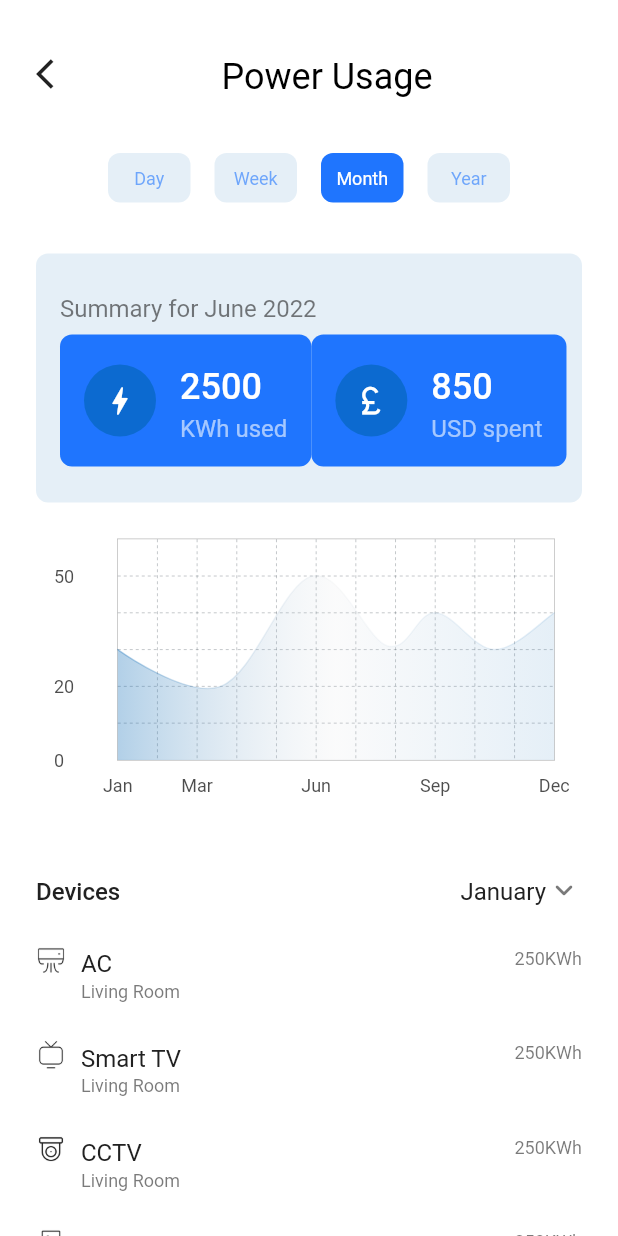
After one commit to Mastersam07/smarty, a Flutter app: the StatsHomeScreen screen opened by its route, on a phone screen of 412 x 824 dp. The commit adds this screen. Run offline on Flutter 3.47's test engine with Material 2 defaults, Android fonts, the phone set to English and light mode, and no system bars; drawn by our look-alikes of fl_chart; our stand-ins replace dots_indicator, flutter_native_splash, google_fonts, pin_code_fields, sleek_circular_slider; Roboto replaces fonts that are missing (Heebo).

Commit message:
:sparkles: feat: stats view
qa

```diff
--- a/lib/core/navigation/route.dart
+++ b/lib/core/navigation/route.dart
@@ -7,6 +7,7 @@ const String loginRoute = '/login';
 const String registerRoute = '/register';
 const String otpRoute = '/otp';
 const String routineRoute = '/routine';
+const String statsRoute = '/stats';
 const String lightRoute = '/light';
 const String acRoute = '/ac';
 const String smartTvRoute = '/smartTv';
--- a/lib/core/navigation/router.dart
+++ b/lib/core/navigation/router.dart
@@ -5,6 +5,7 @@ import 'package:flutter/material.dart';
 import 'package:smarty/core/navigation/route.dart';
 import 'package:smarty/features/devices/presentation/views/tv.dart';
 import 'package:smarty/features/login/presentation/views/login.dart';
+import 'package:smarty/features/stats/presentation/views/stats_home.dart';
 
 import '../../features/app_home.dart';
 import '../../features/devices/domain/models/devices.dart';
@@ -65,6 +66,12 @@ abstract class AppRouter {
           view: SmartTvScreen(device: settings.arguments as Device),
         );
 
+      case statsRoute:
+        return getPageRoute(
+          settings: settings,
+          view: const StatsHomeScreen(),
+        );
+
       default:
         return getPageRoute(
           settings: settings,
--- a/lib/features/app_home.dart
+++ b/lib/features/app_home.dart
@@ -3,6 +3,7 @@ import 'package:flutter/material.dart';
 import 'devices/presentation/views/device_home.dart';
 import 'home/presentation/views/home.dart';
 import 'routine/presentation/views/routine_home.dart';
+import 'stats/presentation/views/stats_home.dart';
 import 'voice/presentation/views/voice_home.dart';
 
 class Dashboard extends StatefulWidget {
@@ -22,7 +23,7 @@ class _DashboardState extends State<Dashboard>
     DevicesScreen(),
     VoiceHomeScreen(),
     RoutineHomeScreen(),
-    Center(child: Text('Stats')),
+    StatsHomeScreen(),
   ];
 
   @override
--- a/lib/features/devices/presentation/views/ac.dart
+++ b/lib/features/devices/presentation/views/ac.dart
@@ -69,7 +69,7 @@ class _AcScreenState extends State<AcScreen> {
                     crossAxisAlignment: CrossAxisAlignment.start,
                     children: [
                       Text(
-                        'Temoerature',
+                        'Temperature',
                         style: TextStyles.body
                             .copyWith(color: SmartyColors.grey60),
                       ),
--- a/lib/features/home/presentation/widgets/summary_header.dart
+++ b/lib/features/home/presentation/widgets/summary_header.dart
@@ -73,7 +73,7 @@ class SummaryHeader extends StatelessWidget {
               Row(
                 children: [
                   Icon(
-                    Icons.lightbulb_outlined,
+                    Icons.bolt_sharp,
                     size: 24,
                     color: SmartyColors.tertiary,
                   ),
--- /dev/null
+++ b/lib/features/stats/presentation/views/stats_home.dart
@@ -0,0 +1,519 @@
+import 'package:fl_chart/fl_chart.dart';
+import 'package:flutter/material.dart';
+import 'package:smarty/core/navigation/navigator.dart';
+import 'package:smarty/features/devices/domain/models/devices.dart';
+import 'package:smarty/utils/enums.dart';
+
+import '../../../../res/res.dart';
+
+class StatsHomeScreen extends StatefulWidget {
+  const StatsHomeScreen({Key? key}) : super(key: key);
+
+  @override
+  State<StatsHomeScreen> createState() => _StatsHomeScreenState();
+}
+
+class _StatsHomeScreenState extends State<StatsHomeScreen>
+    with TickerProviderStateMixin {
+  late TabController _controller;
+  int _selectedIndex = 2;
+
+  @override
+  void initState() {
+    super.initState();
+    _controller =
+        TabController(length: 4, vsync: this, initialIndex: _selectedIndex);
+  }
+
+  @override
+  Widget build(BuildContext context) {
+    return Scaffold(
+      body: SingleChildScrollView(
+        child: Padding(
+          padding: const EdgeInsets.symmetric(horizontal: 24),
+          child: Column(
+            crossAxisAlignment: CrossAxisAlignment.start,
+            children: [
+              SizedBox(height: 32 + MediaQuery.of(context).padding.top),
+              Row(
+                children: [
+                  if (AppNavigator.canPop)
+                    GestureDetector(
+                      onTap: () => AppNavigator.pop(),
+                      child: const Icon(Icons.arrow_back_ios),
+                    ),
+                  Expanded(
+                    child: Center(
+                      child: Text(
+                        'Power Usage',
+                        style: TextStyles.headline4,
+                      ),
+                    ),
+                  ),
+                ],
+              ),
+              const SizedBox(height: 36),
+              Center(
+                child: TabBar(
+                    controller: _controller,
+                    padding: EdgeInsets.zero,
+                    indicatorPadding: EdgeInsets.zero,
+                    labelPadding: const EdgeInsets.symmetric(horizontal: 8),
+                    isScrollable: true,
+                    onTap: (int v) {
+                      setState(() {
+                        _selectedIndex = v;
+                        _controller.index = v;
+                      });
+                    },
+                    indicatorColor: Colors.transparent,
+                    tabs: [
+                      Container(
+                        width: 55,
+                        padding: const EdgeInsets.symmetric(vertical: 8),
+                        decoration: BoxDecoration(
+                          color: _selectedIndex == 0
+                              ? SmartyColors.primary
+                              : SmartyColors.secondary10,
+                          borderRadius: BorderRadius.circular(8),
+                        ),
+                        child: Center(
+                          child: Text(
+                            'Day',
+                            style: TextStyles.subtitle.copyWith(
+                                color: _selectedIndex == 0
+                                    ? SmartyColors.tertiary
+                                    : SmartyColors.primary60),
+                          ),
+                        ),
+                      ),
+                      Container(
+                        width: 55,
+                        padding: const EdgeInsets.symmetric(vertical: 8),
+                        decoration: BoxDecoration(
+                          color: _selectedIndex == 1
+                              ? SmartyColors.primary
+                              : SmartyColors.secondary10,
+                          borderRadius: BorderRadius.circular(8),
+                        ),
+                        child: Center(
+                          child: Text(
+                            'Week',
+                            style: TextStyles.subtitle.copyWith(
+                                color: _selectedIndex == 1
+                                    ? SmartyColors.tertiary
+                                    : SmartyColors.primary60),
+                          ),
+                        ),
+                      ),
+                      Container(
+                        width: 55,
+                        padding: const EdgeInsets.symmetric(vertical: 8),
+                        decoration: BoxDecoration(
+                          color: _selectedIndex == 2
+                              ? SmartyColors.primary
+                              : SmartyColors.secondary10,
+                          borderRadius: BorderRadius.circular(8),
+                        ),
+                        child: Center(
+                          child: Text(
+                            'Month',
+                            style: TextStyles.subtitle.copyWith(
+                                color: _selectedIndex == 2
+                                    ? SmartyColors.tertiary
+                                    : SmartyColors.primary60),
+                          ),
+                        ),
+                      ),
+                      Container(
+                        width: 55,
+                        padding: const EdgeInsets.symmetric(vertical: 8),
+                        decoration: BoxDecoration(
+                          color: _selectedIndex == 3
+                              ? SmartyColors.primary
+                              : SmartyColors.secondary10,
+                          borderRadius: BorderRadius.circular(8),
+                        ),
+                        child: Center(
+                          child: Text(
+                            'Year',
+                            style: TextStyles.subtitle.copyWith(
+                                color: _selectedIndex == 3
+                                    ? SmartyColors.tertiary
+                                    : SmartyColors.primary60),
+                          ),
+                        ),
+                      ),
+                    ]),
+              ),
+              const SizedBox(height: 32),
+              Container(
+                padding:
+                    const EdgeInsets.symmetric(vertical: 24, horizontal: 16),
+                decoration: BoxDecoration(
+                  color: SmartyColors.secondary10,
+                  borderRadius: BorderRadius.circular(8),
+                ),
+                child: Column(
+                  crossAxisAlignment: CrossAxisAlignment.start,
+                  children: [
+                    Text(
+                      'Summary for June 2022',
+                      style:
+                          TextStyles.body.copyWith(color: SmartyColors.grey60),
+                    ),
+                    const SizedBox(height: 8),
+                    Row(
+                      mainAxisAlignment: MainAxisAlignment.spaceBetween,
+                      children: [
+                        Container(
+                          padding: const EdgeInsets.all(16),
+                          decoration: BoxDecoration(
+                            color: SmartyColors.primary,
+                            borderRadius: BorderRadius.circular(8),
+                          ),
+                          child: Row(
+                            mainAxisAlignment: MainAxisAlignment.center,
+                            children: [
+                              CircleAvatar(
+                                radius: 24,
+                                backgroundColor: SmartyColors.secondary60,
+                                child: Icon(
+                                  Icons.bolt_outlined,
+                                  color: SmartyColors.tertiary,
+                                ),
+                              ),
+                              const SizedBox(width: 16),
+                              Column(
+                                crossAxisAlignment: CrossAxisAlignment.start,
+                                children: [
+                                  Text(
+                                    '2500',
+                                    style: TextStyles.headline4.copyWith(
+                                        color: SmartyColors.tertiary,
+                                        fontWeight: FontWeight.w500),
+                                  ),
+                                  Text(
+                                    'KWh used',
+                                    style: TextStyles.body.copyWith(
+                                      color: SmartyColors.tertiary60,
+                                    ),
+                                  ),
+                                ],
+                              )
+                            ],
+                          ),
+                        ),
+                        Container(
+                          padding: const EdgeInsets.all(16),
+                          decoration: BoxDecoration(
+                            color: SmartyColors.primary,
+                            borderRadius: BorderRadius.circular(8),
+                          ),
+                          child: Row(
+                            mainAxisAlignment: MainAxisAlignment.center,
+                            children: [
+                              CircleAvatar(
+                                radius: 24,
+                                backgroundColor: SmartyColors.secondary60,
+                                child: Icon(
+                                  Icons.currency_pound_sharp,
+                                  color: SmartyColors.tertiary,
+                                ),
+                              ),
+                              const SizedBox(width: 16),
+                              Column(
+                                crossAxisAlignment: CrossAxisAlignment.start,
+                                children: [
+                                  Text(
+                                    '850',
+                                    style: TextStyles.headline4.copyWith(
+                                        color: SmartyColors.tertiary,
+                                        fontWeight: FontWeight.w500),
+                                  ),
+                                  Text(
+                                    'USD spent',
+                                    style: TextStyles.body.copyWith(
+                                      color: SmartyColors.tertiary60,
+                                    ),
+                                  ),
+                                ],
+                              )
+                            ],
+                          ),
+                        ),
+                      ],
+                    )
+                  ],
+                ),
+              ),
+              const LineChartSample2(),
+              const SizedBox(height: 32),
+              Row(
+                mainAxisAlignment: MainAxisAlignment.spaceBetween,
+                children: [
+                  Text(
+                    'Devices',
+                    style: TextStyles.body.copyWith(
+                        color: SmartyColors.grey, fontWeight: FontWeight.w500),
+                  ),
+                  Row(
+                    children: [
+                      Text(
+                        'January',
+                        style: TextStyles.body.copyWith(
+                          color: SmartyColors.grey,
+                        ),
+                      ),
+                      Icon(
+                        Icons.keyboard_arrow_down_rounded,
+                        color: SmartyColors.grey60,
+                      )
+                    ],
+                  )
+                ],
+              ),
+              const SizedBox(height: 25),
+              MediaQuery.removePadding(
+                context: context,
+                removeTop: true,
+                child: ListView.separated(
+                  shrinkWrap: true,
+                  physics: const NeverScrollableScrollPhysics(),
+                  separatorBuilder: (_, __) => const SizedBox(height: 24),
+                  itemBuilder: (context, index) => Row(
+                    mainAxisAlignment: MainAxisAlignment.spaceBetween,
+                    crossAxisAlignment: CrossAxisAlignment.start,
+                    children: [
+                      Row(
+                        crossAxisAlignment: CrossAxisAlignment.start,
+                        children: [
+                          Image.asset(
+                            devices[index].type.icon!,
+                            width: 20,
+                            height: 20,
+                          ),
+                          const SizedBox(width: 10),
+                          Column(
+                            crossAxisAlignment: CrossAxisAlignment.start,
+                            children: [
+                              Text(
+                                devices[index].name!,
+                                style: TextStyles.body.copyWith(
+                                  color: SmartyColors.grey,
+                                ),
+                              ),
+                              Text(
+                                'Living Room',
+                                style: TextStyles.subtitle.copyWith(
+                                  color: SmartyColors.grey60,
+                                ),
+                              )
+                            ],
+                          ),
+                        ],
+                      ),
+                      Text(
+                        '250KWh',
+                        style: TextStyles.subtitle.copyWith(
+                          color: SmartyColors.grey60,
+                        ),
+                      ),
+                    ],
+                  ),
+                  itemCount: devices.length,
+                ),
+              )
+            ],
+          ),
+        ),
+      ),
+    );
+  }
+}
+
+class LineChartSample2 extends StatefulWidget {
+  const LineChartSample2({Key? key}) : super(key: key);
+
+  @override
+  _LineChartSample2State createState() => _LineChartSample2State();
+}
+
+class _LineChartSample2State extends State<LineChartSample2> {
+  List<Color> gradientColors = [
+    const Color(0xFF0063B2).withOpacity(0.3),
+    const Color(0xFFD5D7DA).withOpacity(0.1),
+    const Color(0xFF0063B2).withOpacity(0.1)
+  ];
+
+  bool showAvg = false;
+
+  @override
+  Widget build(BuildContext context) {
+    return Stack(
+      children: <Widget>[
+        AspectRatio(
+          aspectRatio: 1.70,
+          child: Padding(
+            padding: const EdgeInsets.only(
+                right: 18.0, left: 12.0, top: 24, bottom: 12),
+            child: LineChart(mainData()),
+          ),
+        ),
+      ],
+    );
+  }
+
+  Widget bottomTitleWidgets(double value, TitleMeta meta) {
+    TextStyle style = TextStyle(
+      color: SmartyColors.grey80,
+      fontWeight: FontWeight.w400,
+      fontSize: 12,
+    );
+    Widget text;
+    switch (value.toInt()) {
+      case 0:
+        text = Text('Jan', style: style);
+        break;
+      case 2:
+        text = Text('Mar', style: style);
+        break;
+      case 5:
+        text = Text('Jun', style: style);
+        break;
+      case 8:
+        text = Text('Sep', style: style);
+        break;
+      case 11:
+        text = Text('Dec', style: style);
+        break;
+      default:
+        text = Text('', style: style);
+        break;
+    }
+
+    return SideTitleWidget(
+      axisSide: meta.axisSide,
+      space: 8.0,
+      child: text,
+    );
+  }
+
+  Widget leftTitleWidgets(double value, TitleMeta meta) {
+    TextStyle style = TextStyle(
+      color: SmartyColors.grey80,
+      fontWeight: FontWeight.w400,
+      fontSize: 12,
+    );
+    String text;
+    switch (value.toInt()) {
+      case 0:
+        text = '0';
+        break;
+      case 2:
+        text = '20';
+        break;
+      case 5:
+        text = '50';
+        break;
+      default:
+        return Container();
+    }
+
+    return Text(text, style: style, textAlign: TextAlign.left);
+  }
+
+  LineChartData mainData() {
+    return LineChartData(
+      gridData: FlGridData(
+        show: true,
+        drawVerticalLine: true,
+        horizontalInterval: 1,
+        verticalInterval: 1,
+        getDrawingHorizontalLine: (value) {
+          return FlLine(
+            color: const Color(0xff37434d),
+            strokeWidth: 0.2,
+            dashArray: [2, 2],
+          );
+        },
+        getDrawingVerticalLine: (value) {
+          return FlLine(
+            color: const Color(0xff37434d),
+            strokeWidth: 0.2,
+            dashArray: [2, 2],
+          );
+        },
+      ),
+      titlesData: FlTitlesData(
+        show: true,
+        rightTitles: AxisTitles(
+          sideTitles: SideTitles(showTitles: false),
+        ),
+        topTitles: AxisTitles(
+          sideTitles: SideTitles(showTitles: false),
+        ),
+        bottomTitles: AxisTitles(
+          sideTitles: SideTitles(
+            showTitles: true,
+            reservedSize: 30,
+            interval: 1,
+            getTitlesWidget: bottomTitleWidgets,
+          ),
+        ),
+        leftTitles: AxisTitles(
+          sideTitles: SideTitles(
+            showTitles: true,
+            interval: 1,
+            getTitlesWidget: leftTitleWidgets,
+            reservedSize: 42,
+          ),
+        ),
+      ),
+      borderData: FlBorderData(
+        show: true,
+        border: Border.all(
+          color: SmartyColors.grey30,
+          width: 0.5,
+          style: BorderStyle.solid,
+        ),
+      ),
+      minX: 0,
+      maxX: 11,
+      minY: 0,
+      maxY: 6,
+      lineBarsData: [
+        LineChartBarData(
+          spots: const [
+            FlSpot(0, 3),
+            FlSpot(2.6, 2),
+            FlSpot(4.9, 5),
+            FlSpot(6.8, 3.1),
+            FlSpot(8, 4),
+            FlSpot(9.5, 3),
+            FlSpot(11, 4),
+          ],
+          isCurved: true,
+          gradient: LinearGradient(
+            colors: gradientColors,
+            begin: Alignment.centerLeft,
+            end: Alignment.centerRight,
+          ),
+          barWidth: 1,
+          isStrokeCapRound: true,
+          dotData: FlDotData(
+            show: false,
+          ),
+          belowBarData: BarAreaData(
+            show: true,
+            gradient: LinearGradient(
+              colors: gradientColors,
+              begin: Alignment.centerLeft,
+              end: Alignment.centerRight,
+            ),
+          ),
+        ),
+      ],
+    );
+  }
+}
--- a/lib/utils/enums.dart
+++ b/lib/utils/enums.dart
@@ -35,6 +35,7 @@ extension DeviceTypeExtension on DeviceType {
       case DeviceType.microwave:
         return 'assets/icons/oven.png';
       case DeviceType.light:
+        return 'assets/images/light_off.png';
       default:
         return null;
     }
--- a/pubspec.yaml
+++ b/pubspec.yaml
@@ -29,6 +29,7 @@ environment:
 dependencies:
   cupertino_icons: ^1.0.2
   dots_indicator: ^2.1.0
+  fl_chart: ^0.55.0
   flutter:
     sdk: flutter
   flutter_native_splash: ^2.1.6
```
Also changed, not shown: pubspec.lock.
